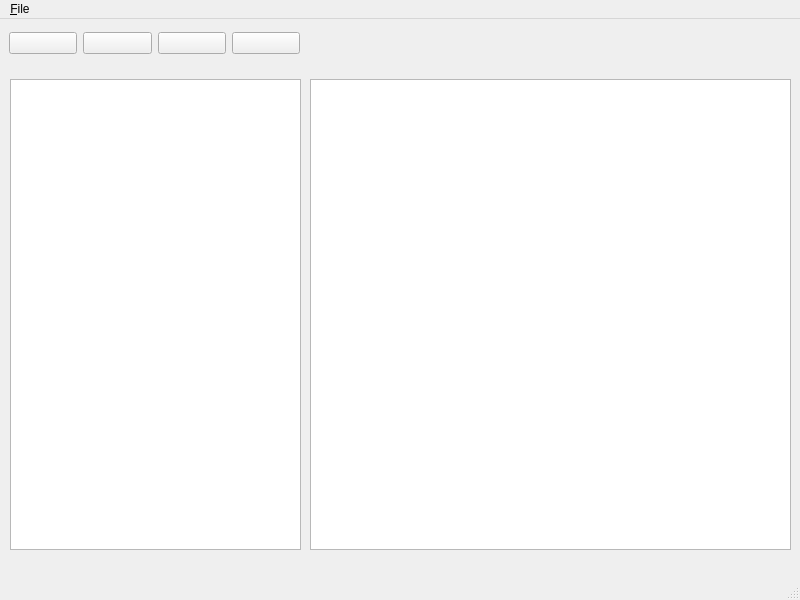
Above: PersonalNotes.ui from FrankFaulstich/PersonalNotes before the change. Below: the same form after it.
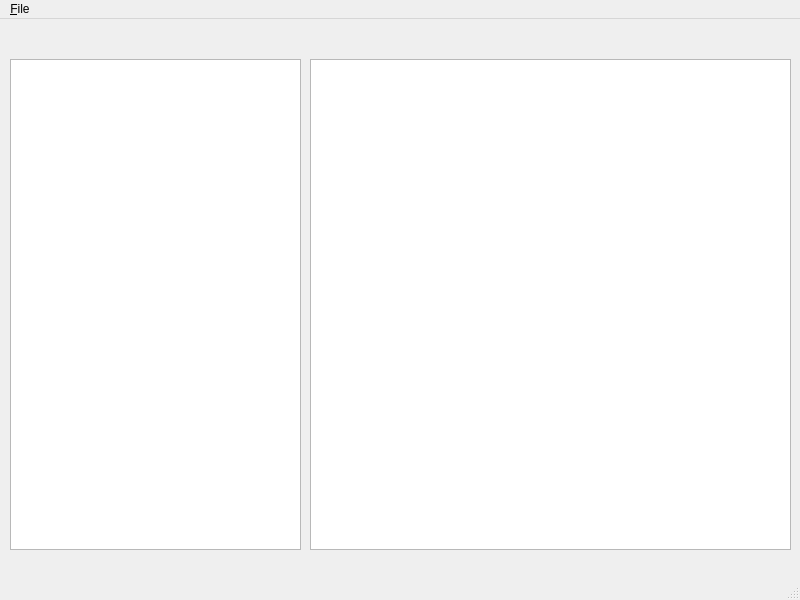
That is the form after the change.

Commit message: Folder for Notes selectable Fixes #21

What changed in the file:
```diff
--- a/PersonalNotes.ui
+++ b/PersonalNotes.ui
@@ -19,8 +19,8 @@
      <rect>
       <x>9</x>
       <y>-1</y>
-      <width>291</width>
-      <height>51</height>
+      <width>81</width>
+      <height>41</height>
      </rect>
     </property>
     <layout class="QHBoxLayout" name="horizontalLayout">
@@ -39,7 +39,7 @@
         </size>
        </property>
        <property name="flat">
-        <bool>false</bool>
+        <bool>true</bool>
        </property>
       </widget>
      </item>
@@ -57,47 +57,9 @@
          <height>24</height>
         </size>
        </property>
-      </widget>
-     </item>
-     <item>
-      <widget class="QPushButton" name="pushButton_Up">
-       <property name="enabled">
-        <bool>true</bool>
-       </property>
-       <property name="text">
-        <string/>
-       </property>
-       <property name="iconSize">
-        <size>
-         <width>24</width>
-         <height>24</height>
-        </size>
-       </property>
-       <property name="checkable">
-        <bool>false</bool>
-       </property>
-       <property name="default">
-        <bool>false</bool>
-       </property>
        <property name="flat">
-        <bool>false</bool>
-       </property>
-      </widget>
-     </item>
-     <item>
-      <widget class="QPushButton" name="pushButton_Down">
-       <property name="enabled">
         <bool>true</bool>
        </property>
-       <property name="text">
-        <string/>
-       </property>
-       <property name="iconSize">
-        <size>
-         <width>24</width>
-         <height>24</height>
-        </size>
-       </property>
       </widget>
      </item>
     </layout>
@@ -106,9 +68,9 @@
     <property name="geometry">
      <rect>
       <x>10</x>
-      <y>60</y>
+      <y>40</y>
       <width>291</width>
-      <height>471</height>
+      <height>491</height>
      </rect>
     </property>
     <property name="font">
@@ -122,9 +84,9 @@
     <property name="geometry">
      <rect>
       <x>310</x>
-      <y>60</y>
+      <y>40</y>
       <width>481</width>
-      <height>471</height>
+      <height>491</height>
      </rect>
     </property>
     <property name="toolTip">
```
The commit also changes 6 other files.
